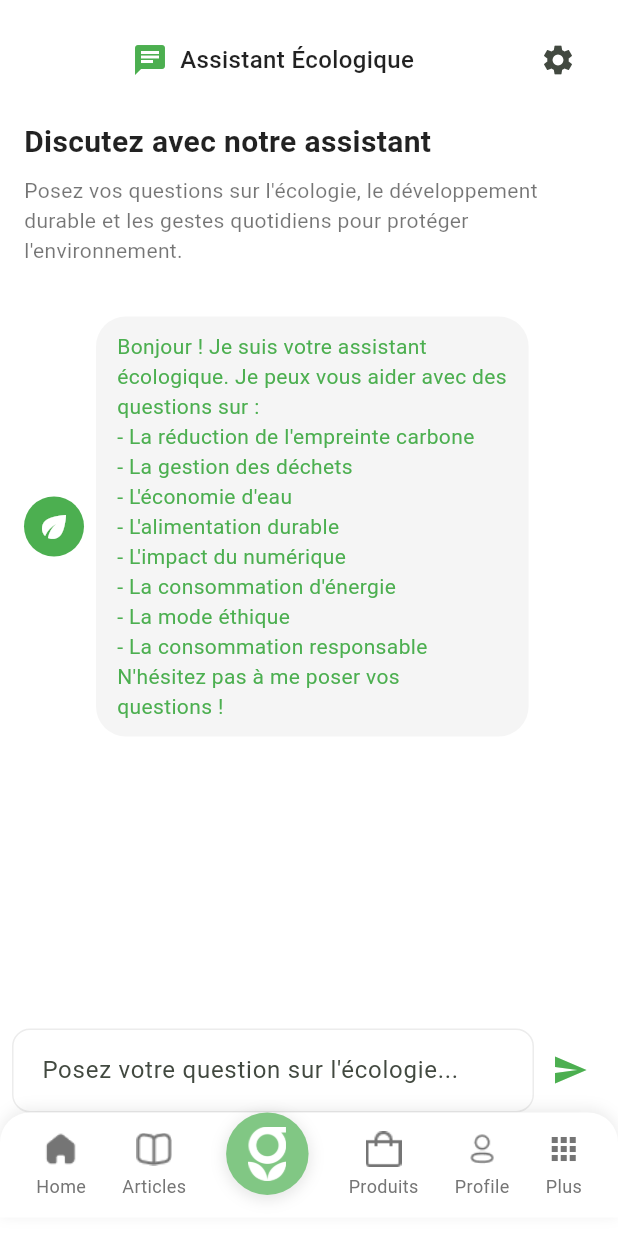
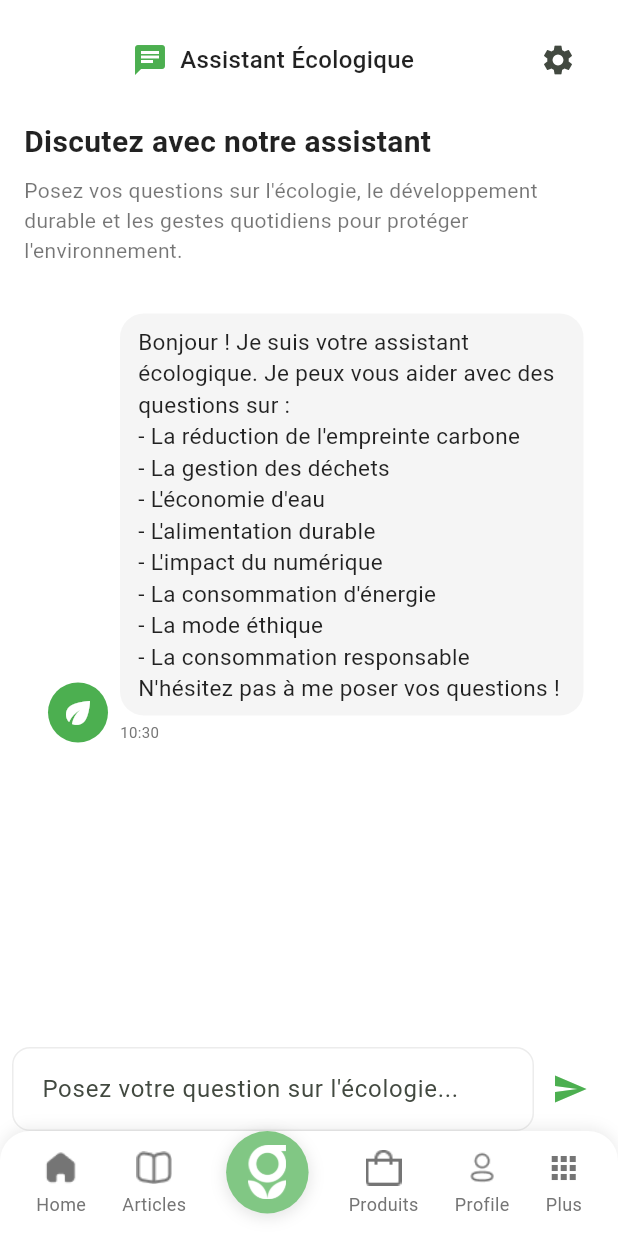
Before and after one commit to NamAngeM/greens_app, a Flutter app: the ChatbotScreen screen opened directly, on a phone screen of 412 x 824 dp. Run offline on Flutter 3.47's test engine with Material 3 defaults, Android fonts, the light colour scheme and no system bars; our stand-ins replace cached_network_image, camera, carousel_slider, cloud_firestore, confetti, connectivity_plus and 28 more; missing offline and left inert: dart:html, flutter_barcode_scanner, google_ml_kit, mobile_scanner, qr_code_scanner, tflite_flutter; accounts and stored records are empty; Roboto replaces fonts that are missing (Poppins).

Commit message:
amelioration style chatbot

```diff
--- a/lib/main.dart
+++ b/lib/main.dart
@@ -4,6 +4,8 @@ import 'package:greens_app/utils/app_colors.dart';
 import 'package:greens_app/utils/app_router.dart';
 import 'package:provider/provider.dart';
 import 'package:firebase_core/firebase_core.dart';
+import 'package:intl/intl.dart';
+import 'package:intl/date_symbol_data_local.dart';
 import 'package:greens_app/controllers/auth_controller.dart';
 import 'package:greens_app/controllers/carbon_footprint_controller.dart';
 import 'package:greens_app/controllers/reward_controller.dart';
@@ -30,6 +32,13 @@ import 'screens/chat_screen.dart';
 
 void main() async {
   WidgetsFlutterBinding.ensureInitialized();
+
+  // Initialiser la locale pour le formatage des dates
+  try {
+    await initializeDateFormatting('fr_FR', null);
+  } catch (e) {
+    print('Erreur lors de l\'initialisation de la locale pour le formatage des dates : $e');
+  }
 
   // Initialiser Firebase avec la configuration
   try {
--- a/lib/screens/chatbot_screen.dart
+++ b/lib/screens/chatbot_screen.dart
@@ -6,6 +6,7 @@ import '../utils/app_colors.dart';
 import '../utils/app_styles.dart';
 import '../utils/app_router.dart';
 import '../widgets/menu.dart';
+import 'package:intl/intl.dart';
 
 class ChatMessage {
   final String text;
@@ -103,15 +104,16 @@ class _ChatbotScreenState extends State<ChatbotScreen> {
   @override
   Widget build(BuildContext context) {
     final double screenHeight = MediaQuery.of(context).size.height;
+    final bool keyboardIsOpen = MediaQuery.of(context).viewInsets.bottom > 0;
 
     return Scaffold(
       backgroundColor: Colors.white,
       body: Column(
         children: [
-          // Contenu principal (90% de l'écran)
-          Container(
-            height: screenHeight * 0.9,
+          // Contenu principal (90% de l'écran ou 100% si clavier ouvert)
+          Expanded(
             child: SafeArea(
+              bottom: false,
               child: Column(
                 children: [
                   // En-tête avec titre et icône de rafraîchissement
@@ -151,7 +153,8 @@ class _ChatbotScreenState extends State<ChatbotScreen> {
                     ),
                   ),
 
-                  // Description du chatbot
+                  // Description du chatbot (masquée si clavier ouvert)
+                  if (!keyboardIsOpen)
                     Padding(
                       padding: const EdgeInsets.all(16.0),
                       child: Column(
@@ -199,7 +202,8 @@ class _ChatbotScreenState extends State<ChatbotScreen> {
             ),
           ),
 
-          // Menu de navigation (10% de l'écran)
+          // Menu de navigation (masqué si clavier ouvert)
+          if (!keyboardIsOpen)
             CustomMenu(
               currentIndex: 4, // Index pour le chatbot
               onTap: (index) {
@@ -226,28 +230,49 @@ class _ChatbotScreenState extends State<ChatbotScreen> {
   }
 
   Widget _buildMessage(ChatMessage message) {
+    // Formatter l'heure pour l'affichage (HH:mm)
+    final timeFormat = DateFormat('HH:mm', 'fr_FR'); // Assurez-vous d'importer intl
+    final formattedTime = timeFormat.format(message.timestamp);
+
     return Container(
-      margin: const EdgeInsets.symmetric(vertical: 10.0),
+      margin: const EdgeInsets.symmetric(vertical: 8.0, horizontal: 16.0), // Ajuster les marges
       child: Row(
         mainAxisAlignment:
             message.isUser ? MainAxisAlignment.end : MainAxisAlignment.start,
+        crossAxisAlignment: CrossAxisAlignment.end, // Alignement pour l'heure
         children: [
           if (!message.isUser) _buildAvatar(),
+          Column(
+            crossAxisAlignment: message.isUser ? CrossAxisAlignment.end : CrossAxisAlignment.start,
+            children: [
               Container(
                 constraints: BoxConstraints(
-              maxWidth: MediaQuery.of(context).size.width * 0.7,
+                  maxWidth: MediaQuery.of(context).size.width * 0.75, // Ajuster la largeur max
                 ),
-            padding: const EdgeInsets.symmetric(horizontal: 14.0, vertical: 10.0),
+                padding: const EdgeInsets.symmetric(horizontal: 12.0, vertical: 8.0), // Ajuster le padding
                 decoration: BoxDecoration(
-              color: AppColors.backgroundColor,
-              borderRadius: BorderRadius.circular(20.0),
+                  color: message.isUser
+                      ? AppColors.primaryColor // Vert pour l'utilisateur
+                      : AppColors.backgroundColor, // Gris clair pour le bot (utiliser backgroundColor qui semble approprié)
+                  borderRadius: BorderRadius.circular(16.0), // Arrondir les coins
                 ),
                 child: Text(
                   message.text,
                   style: TextStyle(
-                color: AppColors.primaryColor,
+                    color: message.isUser ? Colors.white : Colors.black87, // Couleur du texte
+                    fontSize: 15.0, // Ajuster la taille de la police
                   ),
                 ),
+              ),
+              const SizedBox(height: 4.0), // Espace entre la bulle et l'heure
+              Text(
+                formattedTime,
+                style: TextStyle(
+                  color: Colors.grey[600], // Couleur de l'heure
+                  fontSize: 10.0, // Taille de la police pour l'heure
+                ),
+              ),
+            ],
           ),
           if (message.isUser) _buildAvatar(isUser: true),
         ],
```
Lines whose indentation alone changed are shown as unchanged.
